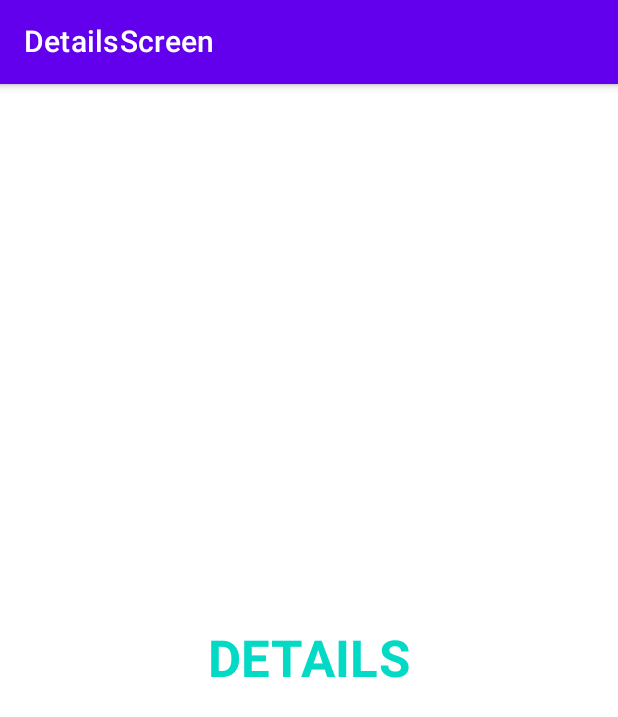
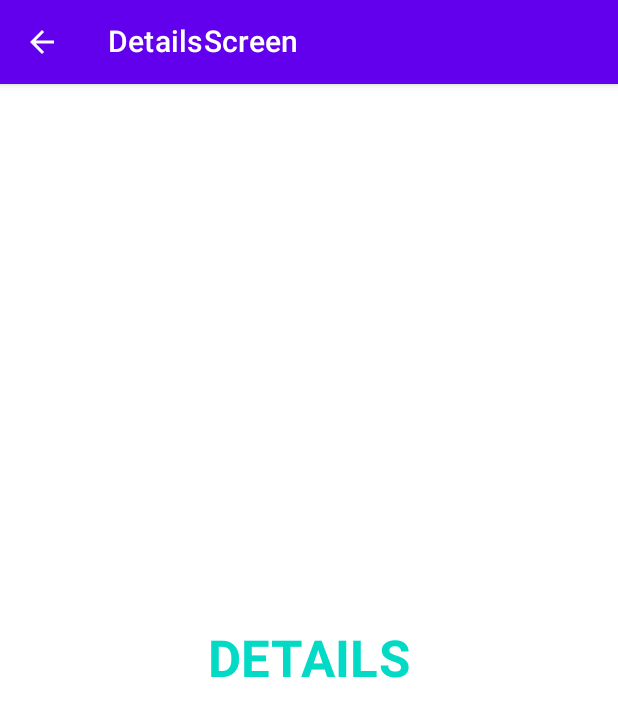
Before and after one commit to IslamHassan101/navigation_compose_practice, an Android app built with Jetpack Compose: the DetailsScreen screen opened through its navigation route, on a phone screen of 412 x 824 dp. Shown: the top 717 px of the screen. Run offline under Robolectric (Android 15) with nearby library versions, the phone set to English and light mode, and no system bars.

Commit message:
add top bar to screens

```diff
--- a/app/src/main/java/com/islam/navigation_compose_practice/MainActivity.kt
+++ b/app/src/main/java/com/islam/navigation_compose_practice/MainActivity.kt
@@ -3,34 +3,17 @@ package com.islam.navigation_compose_practice
 import android.os.Bundle
 import androidx.activity.ComponentActivity
 import androidx.activity.compose.setContent
-import androidx.compose.material.Scaffold
-import androidx.compose.material.Text
-import androidx.compose.material.TopAppBar
 import androidx.navigation.NavHostController
 import androidx.navigation.compose.rememberNavController
 import com.islam.navigation_compose_practice.navigation.NavGraph
-import com.islam.navigation_compose_practice.route.Screen
-import com.islam.navigation_compose_practice.ui.theme.Navigation_compose_practiceTheme
 
 class MainActivity : ComponentActivity() {
     lateinit var navController: NavHostController
     override fun onCreate(savedInstanceState: Bundle?) {
         super.onCreate(savedInstanceState)
         setContent {
-            val item = listOf(Screen.Home, Screen.Details)
-            Navigation_compose_practiceTheme {
-                Scaffold(topBar = {
-                    item.forEach { screen ->
-                        TopAppBar(
-                            title = { Text(text = screen.title) },
-                        )
-                    }
-
-                }) {
                     navController = rememberNavController()
                     NavGraph(navController = navController)
-                }
-            }
         }
     }
 }
--- a/app/src/main/java/com/islam/navigation_compose_practice/route/Screen.kt
+++ b/app/src/main/java/com/islam/navigation_compose_practice/route/Screen.kt
@@ -5,7 +5,7 @@ import androidx.compose.material.icons.filled.ArrowBack
 import androidx.compose.material.icons.filled.Menu
 import androidx.compose.ui.graphics.vector.ImageVector
 
-sealed class Screen(val route: String, val title: String, icon: ImageVector) {
+sealed class Screen(val route: String, val title: String, val icon: ImageVector) {
     object Home : Screen(route = "home_screen", title = "HomeScreen", icon = Icons.Default.Menu)
     object Details : Screen(route = "details_screen", title = "DetailsScreen", icon = Icons.Default.ArrowBack)
 }
--- a/app/src/main/java/com/islam/navigation_compose_practice/screens/DetailsScreen.kt
+++ b/app/src/main/java/com/islam/navigation_compose_practice/screens/DetailsScreen.kt
@@ -4,8 +4,7 @@ import androidx.compose.foundation.clickable
 import androidx.compose.foundation.layout.Arrangement
 import androidx.compose.foundation.layout.Column
 import androidx.compose.foundation.layout.fillMaxSize
-import androidx.compose.material.MaterialTheme
-import androidx.compose.material.Text
+import androidx.compose.material.*
 import androidx.compose.runtime.Composable
 import androidx.compose.ui.Alignment
 import androidx.compose.ui.Modifier
@@ -18,18 +17,30 @@ import com.islam.navigation_compose_practice.route.Screen
 
 @Composable
 fun DetailsScreen(navController:NavHostController) {
+    Scaffold(topBar = {
+        TopAppBar(
+            title = { Text(text = Screen.Details.title) },
+            navigationIcon = {
+                IconButton(onClick = { /*TODO*/ }) {
+                    Icon(imageVector = Screen.Details.icon, contentDescription = "")
+                }
+            }
+        )
+    }) {
         Column(
             modifier = Modifier.fillMaxSize(),
             horizontalAlignment = Alignment.CenterHorizontally,
             verticalArrangement = Arrangement.Center
         ) {
 
-        Text(modifier = Modifier.clickable {  navController.navigate(route = Screen.Home.route)},
+            Text(
+                modifier = Modifier.clickable { navController.navigate(route = Screen.Home.route) },
                 text = "DETAILS",
                 color = MaterialTheme.colors.secondary,
                 style = MaterialTheme.typography.h4,
                 fontWeight = FontWeight.Bold
             )
+        }
     }
 }
 
--- a/app/src/main/java/com/islam/navigation_compose_practice/screens/HomeScreen.kt
+++ b/app/src/main/java/com/islam/navigation_compose_practice/screens/HomeScreen.kt
@@ -4,8 +4,7 @@ import androidx.compose.foundation.clickable
 import androidx.compose.foundation.layout.Arrangement
 import androidx.compose.foundation.layout.Column
 import androidx.compose.foundation.layout.fillMaxSize
-import androidx.compose.material.MaterialTheme
-import androidx.compose.material.Text
+import androidx.compose.material.*
 import androidx.compose.runtime.Composable
 import androidx.compose.ui.Alignment
 import androidx.compose.ui.Modifier
@@ -17,18 +16,30 @@ import com.islam.navigation_compose_practice.route.Screen
 
 @Composable
 fun HomeScreen(navController: NavHostController) {
+    Scaffold(topBar = {
+        TopAppBar(
+            title = { Text(text = Screen.Home.title) },
+            navigationIcon = {
+                IconButton(onClick = { /*TODO*/ }) {
+                    Icon(imageVector = Screen.Home.icon, contentDescription = "")
+                }
+            }
+        )
+    }) {
         Column(
             modifier = Modifier.fillMaxSize(),
             horizontalAlignment = Alignment.CenterHorizontally,
             verticalArrangement = Arrangement.Center
         ) {
 
-        Text(modifier = Modifier.clickable {  navController.navigate(route = Screen.Details.route)},
+            Text(
+                modifier = Modifier.clickable { navController.navigate(route = Screen.Details.route) },
                 text = "HOME",
-            color = MaterialTheme.colors.primary,
+                color = MaterialTheme.colors.secondary,
                 style = MaterialTheme.typography.h4,
                 fontWeight = FontWeight.Bold
             )
+        }
     }
 }
 
```
Lines whose indentation alone changed are shown as unchanged.
